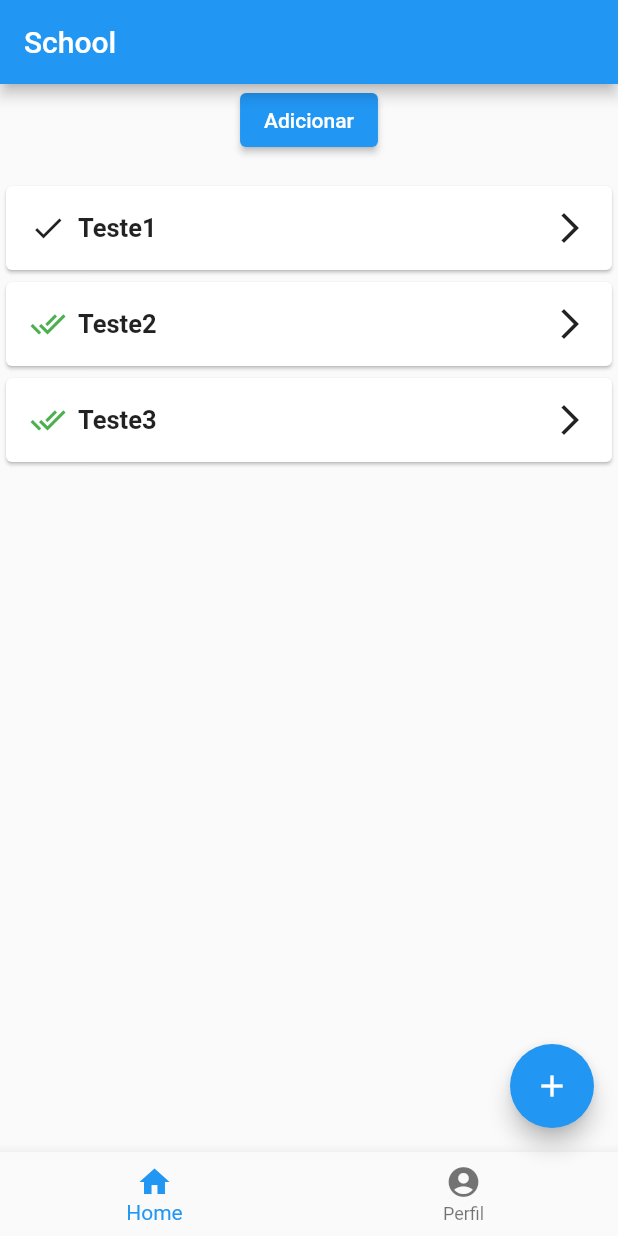
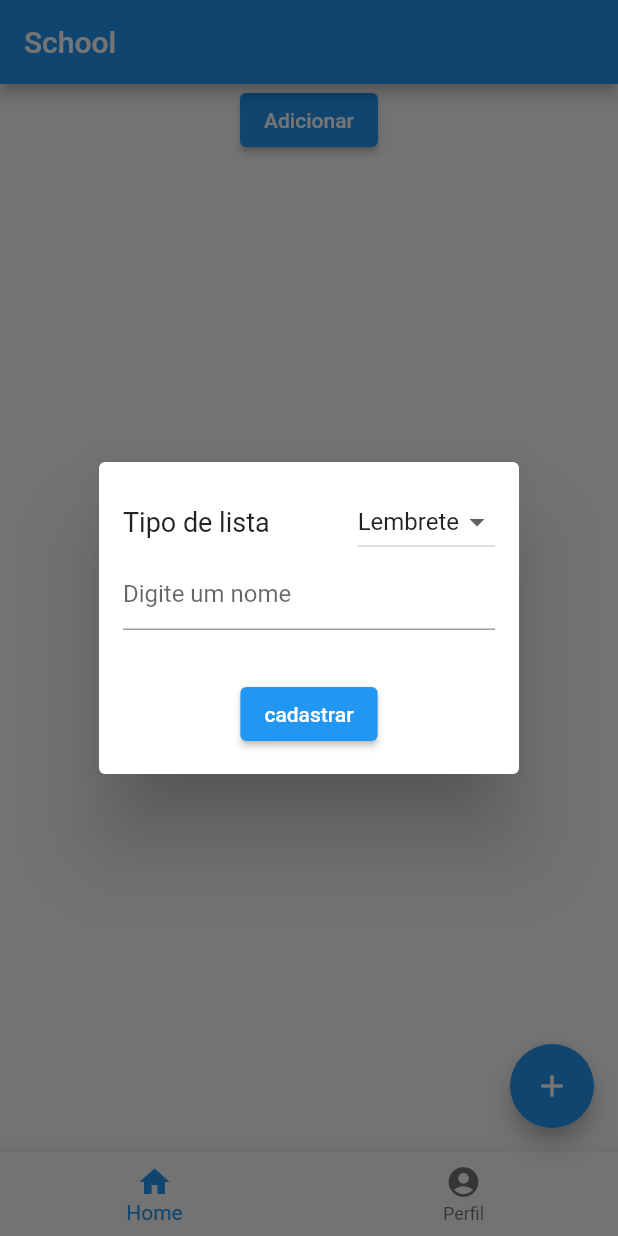
Before and after one commit to DevAlePeppermint/mjv-flutter, a Flutter app: the screen it shows after launch, after a tap on "Adicionar", on a phone screen of 412 x 824 dp. Run offline on Flutter 3.47's test engine with Material 2 defaults, Android fonts, the phone set to English and light mode, and no system bars; our stand-ins replace shared_preferences.

Commit message:
aulas 19 e 21-06

```diff
--- a/school/lib/entities/afazer_entity.dart
+++ b/school/lib/entities/afazer_entity.dart
@@ -5,8 +5,8 @@ class AfazerEntity {
   String titulo;
   DateTime dataInicio;
   DateTime dataFim;
-  bool? isConcluido;
-  List<AfazerChecklistEntity>? conteudos;
+  bool isConcluido;
+  List<AfazerChecklistEntity> conteudos;
   String? image;
 
   AfazerEntity({
@@ -14,8 +14,36 @@ class AfazerEntity {
     required this.titulo,
     required this.dataInicio,
     required this.dataFim,
-    required this.isConcluido,
-    this.conteudos,
+    this.conteudos = const [],
+    this.isConcluido = false,
     this.image,
   });
+
+  factory AfazerEntity.fromJson(Map<String, dynamic> json) {
+    return AfazerEntity(
+      uuid: json['uuid'],
+      titulo: json['titulo'],
+      dataInicio: DateTime.fromMicrosecondsSinceEpoch(json['dataInicio']),
+      dataFim: DateTime.fromMicrosecondsSinceEpoch(json['dataFim']),
+      isConcluido: json['isConcluido'],
+      conteudos: AfazerChecklistEntity.fromJsonList(json['conteudos']),
+      image: json['image']
+    );
+  }
+
+  Map<String, dynamic> toJson() {
+    return {
+    'uuid': uuid,
+    'titulo': titulo,
+    'dataInicio': dataInicio.microsecondsSinceEpoch,
+    'dataFim': dataFim.microsecondsSinceEpoch,
+    'isConcluido': isConcluido,
+    'conteudos': conteudos,
+    if (image != null) 'image': image
+    };
+  }
+
+  static List<AfazerEntity> fromJsonList(List<dynamic>? json) {
+    return json?.map((itemList) => AfazerEntity.fromJson(itemList)).toList() ?? [];
+  }
 }
--- a/school/lib/main.dart
+++ b/school/lib/main.dart
@@ -1,6 +1,13 @@
 import 'package:flutter/material.dart';
+import 'package:provider/provider.dart';
+import 'package:school/providers/root_provider.dart';
 import 'app_widget.dart';
 
 void main() {
-  runApp(const MyApp());
+  runApp(
+    MultiProvider(
+      providers: RootProvider.providers(),
+      child: const MyApp(),
+    )
+  );
 }
--- a/school/lib/pages/home/abas/afazeres_tab.dart
+++ b/school/lib/pages/home/abas/afazeres_tab.dart
@@ -1,7 +1,11 @@
 import 'package:flutter/material.dart';
-import 'package:school/components/icon_button_component.dart';
+import 'package:provider/provider.dart';
 import 'package:school/components/spacer_component.dart';
 import 'package:school/entities/afazer_entity.dart';
+
+import '../../../providers/afazer_provider.dart';
+import '../components/item_widget.dart';
+import '../components/novo_item_widget.dart';
 
 class AfazeresTab extends StatefulWidget {
   const AfazeresTab({super.key,});
@@ -11,89 +15,53 @@ class AfazeresTab extends StatefulWidget {
 }
 
 class _AfazeresTab extends State<AfazeresTab> {
-  late List<AfazerEntity> _listaAFazeres;
+  late AfazerProvider store;
 
-  void adicionaItem() {
-    final item = AfazerEntity(
-          uuid: 'teste3',
-          titulo: 'Teste3',
-          dataInicio: DateTime.now(),
-          dataFim: DateTime.now(),
-          isConcluido: true,
-    );
-
-    _listaAFazeres.add(item);
-
-    setState(() {
-      _listaAFazeres = _listaAFazeres;
-    });
+  void handleAdicionar() {
+    showDialog(context: context, builder: (context) {
+      return SimpleDialog(
+        contentPadding: const EdgeInsets.all(16),
+        children: [
+          NovoItemWidget(callback: (itens) {
+            store.listaAfazeres = [...store.listaAfazeres, itens];
+          },),
+        ],
+      );
+    },);
   }
 
 
   void excluirItem(int indexDeleted) {
-    _listaAFazeres.removeAt(indexDeleted);
-    setState(() {
-      _listaAFazeres = _listaAFazeres;
-    });
+    // _listaAFazeres.removeAt(indexDeleted);
+    // setState(() {
+    //   _listaAFazeres = _listaAFazeres;
+    // });
   }
 
   @override
   // useEffect
   // sempre que for atribuir valor a uma variavel, colocar num initState
   void initState() {
-    _listaAFazeres = [
-      AfazerEntity(
-        uuid: 'teste1',
-        titulo: 'Teste1',
-        dataInicio: DateTime.now(),
-        dataFim: DateTime.now(),
-        isConcluido: false,
-      ),
-      AfazerEntity(
-        uuid: 'teste2',
-        titulo: 'Teste2',
-        dataInicio: DateTime.now(),
-        dataFim: DateTime.now(),
-        isConcluido: true,
-      ),
-    ];
     super.initState();
   }
 
+
   @override
   Widget build(BuildContext context) {
+    store = Provider.of<AfazerProvider>(context);
     return Column(children: [
-      ElevatedButton(onPressed: adicionaItem, child: const Text('Adicionar')),
+      ElevatedButton(onPressed: handleAdicionar, child: const Text('Adicionar')),
       const SpacerComponent(),
       SizedBox(
         width: MediaQuery.of(context).size.width,
         height: 400,
         child: ListView.builder(
           // builder - renderiza o que queremos
-          itemCount: _listaAFazeres.length,
+          itemCount: store.listaAfazeres.length,
           // context - contexto, no caso a pagina q está rodando
           itemBuilder: (context, index) {
-            final item = _listaAFazeres.elementAt(index);
-            return Dismissible(
-              key: Key(item.uuid),
-              child: Card(
-                child: Padding(
-                  padding: const EdgeInsets.symmetric(horizontal: 16, vertical: 16),
-                  child: Row(children: [
-                    item.isConcluido == true ? Icon(Icons.done_all, color: Colors.green,): Icon(Icons.done),
-                    SpacerComponent(size: 8, isHorizontal: true,),
-                    Text(item.titulo, style: TextStyle(fontWeight: FontWeight.bold, fontSize: 17)),
-                    Spacer(),
-                    Icon(Icons.arrow_forward_ios)
-                  ]),
-                ),
-              ),
-              onDismissed: (direction) {
-                if(direction == DismissDirection.startToEnd) {
-                  excluirItem(index);
-                }
-              },
-            );
+            final item = store.listaAfazeres.elementAt(index);
+            return ItemWidget(item: item, index: index, excluirItem: excluirItem,);
           },
         )
       ,)
--- /dev/null
+++ b/school/lib/pages/home/components/novo_item_widget.dart
@@ -0,0 +1,149 @@
+import 'package:flutter/material.dart';
+import 'package:school/components/icon_button_component.dart';
+import 'package:school/components/spacer_component.dart';
+import 'package:school/entities/afazer_checklist_enty.dart';
+import 'package:school/entities/afazer_entity.dart';
+import 'package:uuid/uuid.dart';
+
+class NovoItemWidget extends StatefulWidget {
+  final void Function(AfazerEntity item) callback;
+  const NovoItemWidget({super.key, required this.callback});
+
+  @override
+  State<NovoItemWidget> createState() => _NovoItemWidgetState();
+}
+
+enum TipoLista {
+  lembrete,
+  tarefa,
+}
+
+class _NovoItemWidgetState extends State<NovoItemWidget> {
+  final _formKey = GlobalKey<FormState>();
+  final _formKeyTarefas = GlobalKey<FormState>();
+  final _titleController = TextEditingController();
+
+  List<TextEditingController> itens = [];
+  TipoLista dropdownValue = TipoLista.lembrete;
+
+  Widget defaultCheckItem(TextEditingController controller) {
+    return CheckboxListTile(
+      title: TextFormField(
+        controller: controller,
+        decoration: const InputDecoration(hintText: 'Digite um nome para a tarefa'),
+        validator: (value) {
+          return (value == null || value.isEmpty) ? 'Por favor, digite um nome' : null;
+        },
+      ),
+      controlAffinity: ListTileControlAffinity.leading,
+      contentPadding: const EdgeInsets.all(0),
+      value: false,
+      onChanged: null,
+    );
+  }
+
+  void handleSubmit () {
+    final isValido = _formKey.currentState!.validate();
+    if (isValido) {
+      final item = AfazerEntity(
+        uuid: const Uuid().v4(),
+        titulo: _titleController.text,
+        dataInicio: DateTime.now(),
+        dataFim: DateTime.now(),
+        conteudos: [],
+      );
+
+      bool valid = false;
+      if (dropdownValue == TipoLista.tarefa) {
+        final isTarefasValidas = _formKeyTarefas.currentState!.validate();
+        if(isTarefasValidas) {
+          valid = true;
+          for (final value in itens) {
+            item.conteudos!.add(AfazerChecklistEntity(titulo: value.text));
+          }
+        }
+      } else {
+        valid = true;
+      }
+
+      if(valid == true) {
+        widget.callback(item);
+        Navigator.pop(context);
+      }
+    }
+  }
+
+  void addItem () {
+    if (dropdownValue == TipoLista.tarefa) {
+      itens.add(TextEditingController());
+      setState(() {
+        itens = itens;
+      });
+    }
+  }
+
+  @override
+  void initState() {
+    _titleController.text= '';
+    super.initState();
+  }
+
+  @override
+  Widget build(BuildContext context) {
+    return Form(
+      key: _formKey,
+      child: Column(
+        children: [
+          Row(children: [
+            const Text('Tipo de lista', style: TextStyle(fontSize: 18)),
+            const SpacerComponent(isFull: true,),
+            DropdownButton(
+              value: dropdownValue,
+              items:const [
+                DropdownMenuItem(value: TipoLista.lembrete, child: Text('Lembrete')),
+                DropdownMenuItem(value: TipoLista.tarefa, child: Text('Tarefas')),
+              ],
+              onChanged: (value) {
+                setState(() {
+                  dropdownValue = value!;
+                });
+              }
+              )
+            ],
+          ),
+          TextFormField(
+            controller: _titleController,
+            decoration: const InputDecoration(hintText: 'Digite um nome'), // Placeholder
+            validator: (value) {
+              if (value == null || value .isEmpty){
+                return 'Por favor, digite um nome';
+              }
+              return null;
+            },
+          ),
+          const SpacerComponent(),
+          if(dropdownValue == TipoLista.tarefa)
+            Row(children: [
+              const Text('Lista'),
+              const SpacerComponent(isFull: true,),
+              IconButtonComponent(
+                onPressed: addItem,
+                size: 16,
+                iconName: Icons.add,
+              )
+            ],),
+            if (dropdownValue == TipoLista.tarefa)
+            Form(
+              key: _formKeyTarefas,
+              child:
+                Column(
+                  children: itens.map((e) => defaultCheckItem(e)).toList(),
+                ),
+            ),
+          const SpacerComponent(),
+          ElevatedButton(onPressed: handleSubmit, child: const Text('cadastrar'))
+        ],
+      ),
+    );
+  }
+}
--- /dev/null
+++ b/school/lib/providers/afazer_provider.dart
@@ -0,0 +1,23 @@
+import 'package:flutter/material.dart';
+import 'package:school/services/afazer_service.dart';
+import '../entities/afazer_entity.dart';
+
+class AfazerProvider with ChangeNotifier {
+  final service = AfazerService();
+  List<AfazerEntity> _listaAfazeres = [];
+
+  AfazerProvider() {
+    buscarAfazeres();
+  }
+
+  buscarAfazeres() async {
+    listaAfazeres = await service.buscar();
+  }
+
+  List<AfazerEntity> get listaAfazeres =>_listaAfazeres;
+
+  set listaAfazeres(List<AfazerEntity> val) {
+    _listaAfazeres = val;
+    notifyListeners();
+  }
+}
--- /dev/null
+++ b/school/lib/providers/root_provider.dart
@@ -0,0 +1,12 @@
+import 'package:provider/provider.dart';
+import 'package:provider/single_child_widget.dart';
+
+import 'afazer_provider.dart';
+
+class RootProvider {
+  static List<SingleChildWidget> providers() {
+    return [
+      ChangeNotifierProvider(create: (_) => AfazerProvider())
+    ];
+  }
+}
--- /dev/null
+++ b/school/lib/services/afazer_service.dart
@@ -0,0 +1,21 @@
+import 'dart:convert';
+import 'package:shared_preferences/shared_preferences.dart';
+import '../entities/afazer_entity.dart';
+
+class AfazerService {
+  final _key = 'KEY_AFAZER';
+  Future<void> salvar(List<AfazerEntity> item) async {
+    SharedPreferences prefs = await SharedPreferences.getInstance();
+    String listJson = jsonEncode(item);
+    await prefs.setString(_key, listJson);
+  }
+
+  Future<List<AfazerEntity>> buscar() async {
+    SharedPreferences prefs = await SharedPreferences.getInstance();
+    String? listJson = prefs.getString(_key);
+    if (listJson != null) {
+      return AfazerEntity.fromJsonList(jsonDecode(listJson));
+    }
+    return [];
+  }
+}
--- a/school/pubspec.yaml
+++ b/school/pubspec.yaml
@@ -35,6 +35,9 @@ dependencies:
   # The following adds the Cupertino Icons font to your application.
   # Use with the CupertinoIcons class for iOS style icons.
   cupertino_icons: ^1.0.2
+  uuid: ^3.0.7
+  shared_preferences: ^2.1.2
+  provider: ^6.0.5
 
 dev_dependencies:
   flutter_test:
```
Also changed, not shown: school/lib/entities/afazer_checklist_enty.dart (+19 -1 lines), school/lib/pages/home/components/item_widget.dart (added, +47 -0 lines), school/pubspec.lock, 2 other files.
